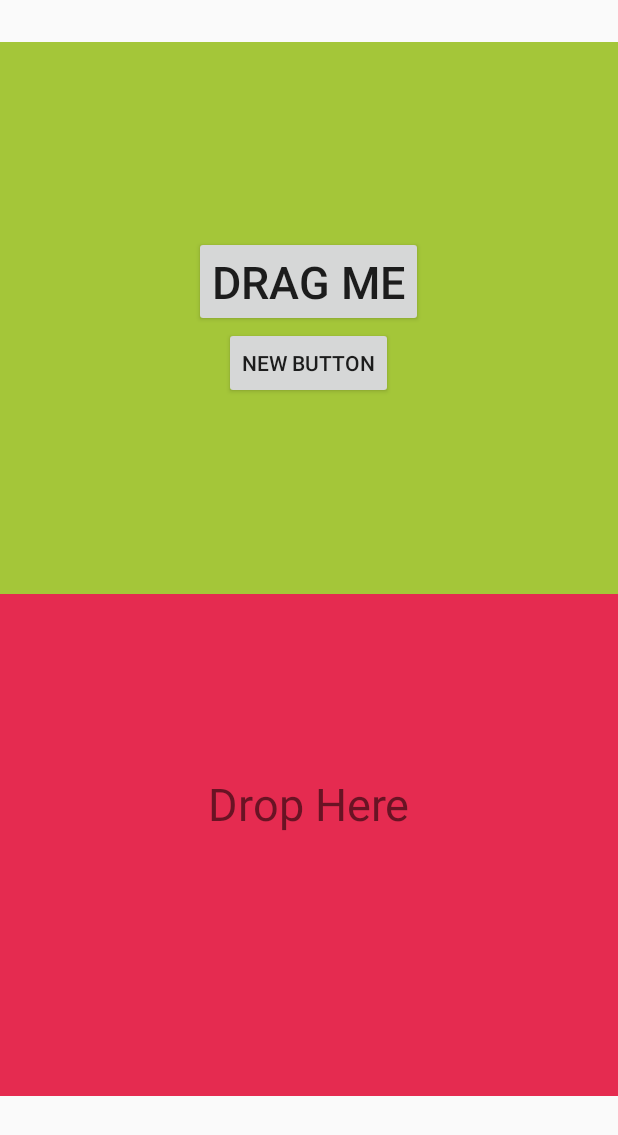
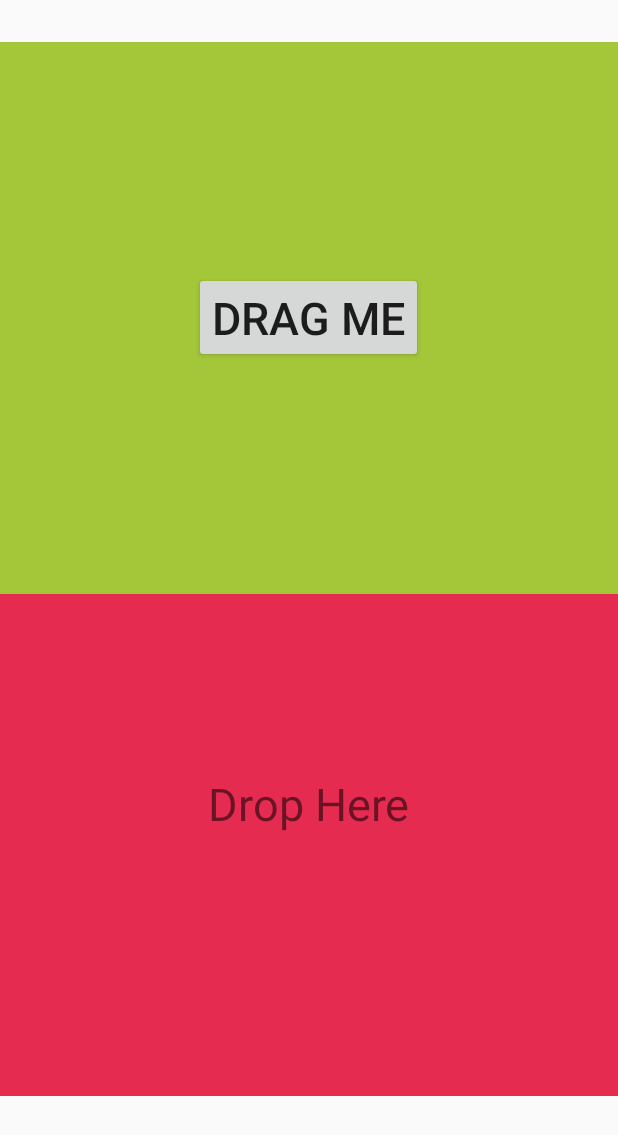
Before and after one commit to khumair/Learnmixer, an Android app: the layout activity_main.xml on its own in the app's theme, with its tools: preview values and no code run, on a phone screen of 412 x 824 dp. Shown: the top 1135 px of the screen. Run offline under Robolectric (Android 15) with nearby library versions, the phone set to English and light mode, and no system bars.

Commit message:
drag error

```diff
--- a/app/src/main/res/layout/activity_main.xml
+++ b/app/src/main/res/layout/activity_main.xml
@@ -15,19 +15,13 @@
         android:background="#A4C639"
         android:orientation="vertical"
         android:layout_weight="0.42">
+
         <Button
             android:layout_width="wrap_content"
             android:layout_height="wrap_content"
             android:id="@+id/one"
             android:textSize="30sp"
-            android:text="Drag Me"
-            android:layout_gravity="center_horizontal" />
-
-        <Button
-            android:layout_width="wrap_content"
-            android:layout_height="wrap_content"
-            android:text="New Button"
-            android:id="@+id/button" />
+            android:text="Drag Me" />
     </LinearLayout>
     <LinearLayout
         android:id="@+id/bottomlinear"
```
